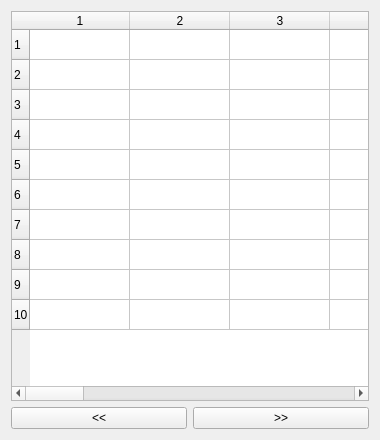
Old version of the form hex_widget.ui in the repository PicciMario/iPhone-Backup-Analyzer-2.
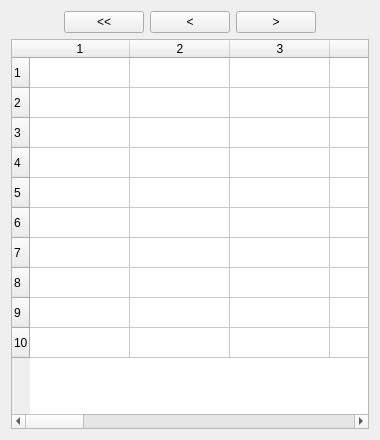
New version of the form.

```diff
--- a/hex_widget.ui
+++ b/hex_widget.ui
@@ -14,6 +14,57 @@
    <string>Hex Viewer</string>
   </property>
   <layout class="QVBoxLayout" name="verticalLayout">
+   <item>
+    <layout class="QGridLayout" name="gridLayout">
+     <item row="0" column="2">
+      <widget class="QPushButton" name="buttonLeft">
+       <property name="text">
+        <string>&lt;</string>
+       </property>
+      </widget>
+     </item>
+     <item row="0" column="3">
+      <widget class="QPushButton" name="buttonRight">
+       <property name="text">
+        <string>&gt;</string>
+       </property>
+      </widget>
+     </item>
+     <item row="0" column="1">
+      <widget class="QPushButton" name="buttonTop">
+       <property name="text">
+        <string>&lt;&lt;</string>
+       </property>
+      </widget>
+     </item>
+     <item row="0" column="0">
+      <spacer name="horizontalSpacer">
+       <property name="orientation">
+        <enum>Qt::Horizontal</enum>
+       </property>
+       <property name="sizeHint" stdset="0">
+        <size>
+         <width>40</width>
+         <height>20</height>
+        </size>
+       </property>
+      </spacer>
+     </item>
+     <item row="0" column="4">
+      <spacer name="horizontalSpacer_2">
+       <property name="orientation">
+        <enum>Qt::Horizontal</enum>
+       </property>
+       <property name="sizeHint" stdset="0">
+        <size>
+         <width>40</width>
+         <height>20</height>
+        </size>
+       </property>
+      </spacer>
+     </item>
+    </layout>
+   </item>
    <item>
     <widget class="QTableWidget" name="hexTable">
      <property name="rowCount">
@@ -51,24 +102,6 @@
      <column/>
     </widget>
    </item>
-   <item>
-    <layout class="QGridLayout" name="gridLayout">
-     <item row="0" column="0">
-      <widget class="QPushButton" name="buttonLeft">
-       <property name="text">
-        <string>&lt;&lt;</string>
-       </property>
-      </widget>
-     </item>
-     <item row="0" column="1">
-      <widget class="QPushButton" name="buttonRight">
-       <property name="text">
-        <string>&gt;&gt;</string>
-       </property>
-      </widget>
-     </item>
-    </layout>
-   </item>
   </layout>
  </widget>
  <resources/>
```
